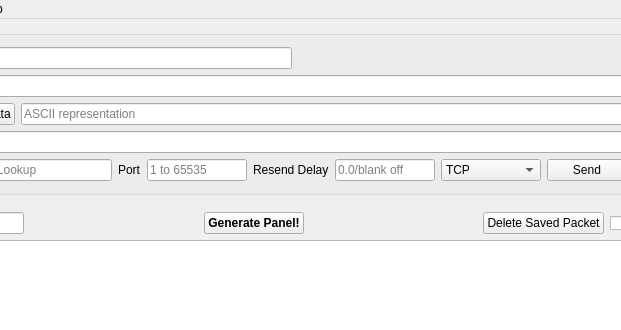
dannagle/PacketSender, file src/mainwindow.ui: the form before one commit; both pictures show x 171 to 792 and y 0 to 330 of the 909 by 746 pixel window.
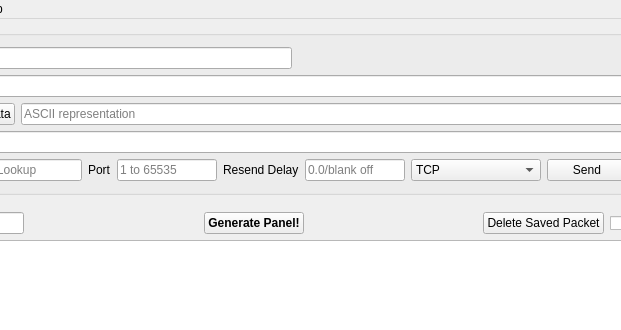
The form after the commit. Icons and pictures are not drawn.

The edit to the form file:
```diff
--- a/src/mainwindow.ui
+++ b/src/mainwindow.ui
@@ -221,7 +221,7 @@
              </property>
              <property name="minimumSize">
               <size>
-               <width>100</width>
+               <width>130</width>
                <height>20</height>
               </size>
              </property>
```
Left out of the diff: 2 changed lines with no effect on the pictures.
